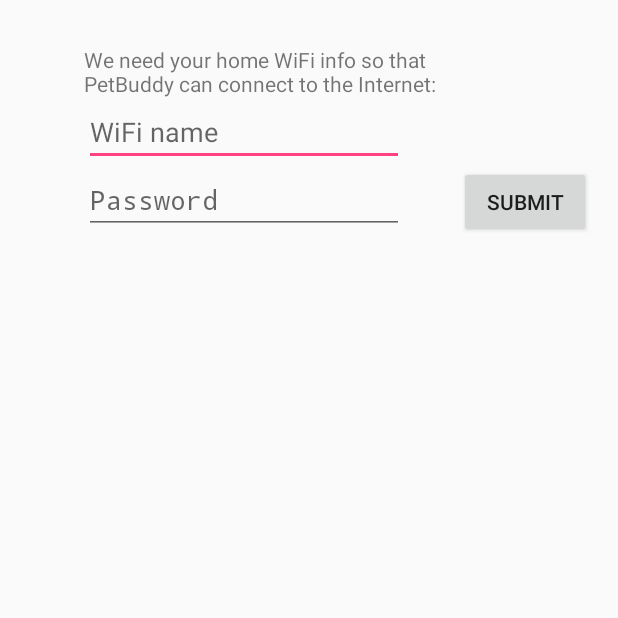
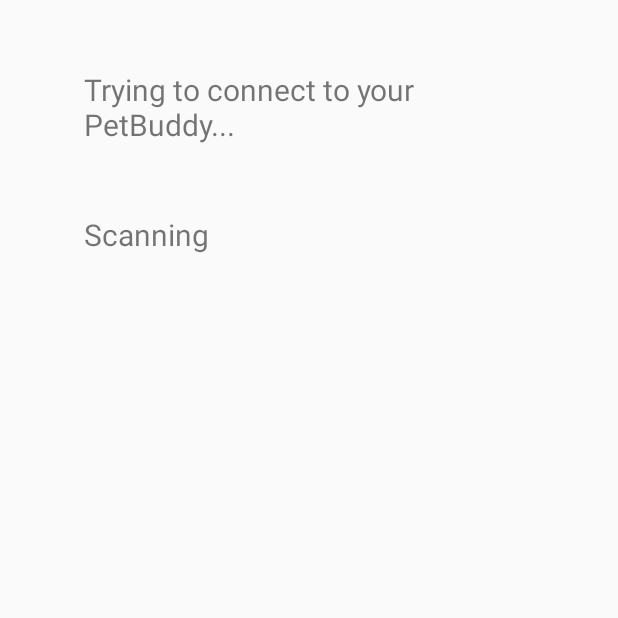
Before and after one commit to ukhan2014/petbuddy-android-app, an Android app: the SearchSSIDs screen opened directly, with no data from a screen before it, on a phone screen of 412 x 824 dp, the top half of it. Run offline under Robolectric (Android 15) with nearby library versions, the light colour scheme and no system bars.

Commit message:
remove unnecessary wifi info fields

```diff
--- a/app/src/main/java/com/kodiakapps/petbuddy/SearchSSIDs.java
+++ b/app/src/main/java/com/kodiakapps/petbuddy/SearchSSIDs.java
@@ -21,40 +21,32 @@
  * Created by usman on 5/29/17.
  */
 
-public class SearchSSIDs extends Activity implements View.OnClickListener
-{
+public class SearchSSIDs extends Activity {
     private static final String TAG = "PetBuddy";
     private static final String DEVICE_SERIAL = "serialno";
     private String deviceName = "";
     private String serialno;
-    private String homeWifiSSID = "";
-    private String homeWifiPSK = "";
 
     WifiManager wifi;
     TextView textStatus;
     TextView connectNetworkTV;
-    Button buttonScan;
-    Button buttonWifiInfoSubmit;
-    EditText homeSsidEt;
-    EditText homePskEt;
     List<ScanResult> results;
 
     /* Called when the activity is first created. */
     @Override
-    public void onCreate(Bundle savedInstanceState)
-    {
+    public void onCreate(Bundle savedInstanceState) {
         super.onCreate(savedInstanceState);
         setContentView(R.layout.search_ssid);
 
         if (savedInstanceState == null) {
             Bundle extras = getIntent().getExtras();
-            if(extras == null) {
-                serialno= null;
+            if (extras == null) {
+                serialno = null;
             } else {
-                serialno= extras.getString(DEVICE_SERIAL);
+                serialno = extras.getString(DEVICE_SERIAL);
             }
         } else {
-            serialno= (String) savedInstanceState.getSerializable(DEVICE_SERIAL);
+            serialno = (String) savedInstanceState.getSerializable(DEVICE_SERIAL);
         }
 
         deviceName = "PB" + serialno;
@@ -63,29 +55,21 @@
         Log.d(TAG, "PSK is: " + serialno);
 
         textStatus = (TextView) findViewById(R.id.textStatus);
-        textStatus.setVisibility(View.INVISIBLE);
+        textStatus.setVisibility(View.VISIBLE);
         connectNetworkTV = (TextView) findViewById(R.id.connectNetworkTV);
-        connectNetworkTV.setVisibility(View.INVISIBLE);
-        buttonScan = (Button) findViewById(R.id.buttonScan);
-        buttonScan.setOnClickListener(this);
-        buttonScan.setVisibility(View.INVISIBLE);
+        connectNetworkTV.setVisibility(View.VISIBLE);
 
-        buttonWifiInfoSubmit = (Button) findViewById(R.id.submitWifiInfoButton);
-        buttonWifiInfoSubmit.setOnClickListener(this);
+        Log.d(TAG, "buttons and textstatuses done");
 
-        homeSsidEt = (EditText) findViewById(R.id.enterSsid);
-        homePskEt = (EditText) findViewById(R.id.enterPsk);
-
-        final String serialno;
         if (savedInstanceState == null) {
             Bundle extras = getIntent().getExtras();
-            if(extras == null) {
-                serialno= null;
+            if (extras == null) {
+                serialno = null;
             } else {
-                serialno= extras.getString(DEVICE_SERIAL);
+                serialno = extras.getString(DEVICE_SERIAL);
             }
         } else {
-            serialno= (String) savedInstanceState.getSerializable(DEVICE_SERIAL);
+            serialno = (String) savedInstanceState.getSerializable(DEVICE_SERIAL);
         }
 
         deviceName = "PB" + serialno;
@@ -94,21 +78,25 @@
         Log.d(TAG, "PSK is: " + serialno);
 
         wifi = (WifiManager) getSystemService(Context.WIFI_SERVICE);
-        if (wifi.isWifiEnabled() == false)
-        {
+        if (wifi.isWifiEnabled() == false) {
             Toast.makeText(getApplicationContext(), "wifi is disabled..making it enabled", Toast.LENGTH_LONG).show();
             wifi.setWifiEnabled(true);
         }
 
-        registerReceiver(new BroadcastReceiver()
-        {
+        Log.d(TAG, "Starting WiFi scan");
+        wifi.startScan();
+
+        Toast.makeText(this, "Scanning...", Toast.LENGTH_SHORT).show();
+        textStatus.setText("Scanning");
+
+        registerReceiver(new BroadcastReceiver() {
             @Override
-            public void onReceive(Context c, Intent intent)
-            {
+            public void onReceive(Context c, Intent intent) {
+                Log.d(TAG, "onReceive()");
                 Toast.makeText(getApplicationContext(), "got Scan Results", Toast.LENGTH_LONG).show();
                 textStatus.setText("Receiving");
                 results = wifi.getScanResults();
-                if(results.toString().contains(deviceName)) {
+                if (results.toString().contains(deviceName)) {
                     Toast.makeText(getApplicationContext(), "PetBuddy Found!", Toast.LENGTH_LONG).show();
 
                     WifiConfiguration myWiFiConfig = new WifiConfiguration();
@@ -122,48 +110,14 @@
                     myWiFiConfig.allowedPairwiseCiphers.set(WifiConfiguration.PairwiseCipher.CCMP);
                     myWiFiConfig.allowedProtocols.set(WifiConfiguration.Protocol.RSN);
                     int res = wifi.addNetwork(myWiFiConfig);
-                    Log.d(TAG, "addNetwork returned " + res );
-                    boolean  networkEnabled = wifi.enableNetwork(res, true);
-                    Log.d(TAG, "enableNetwork returned " + networkEnabled );
-                }
-                else {
+                    Log.d(TAG, "addNetwork returned " + res);
+                    boolean networkEnabled = wifi.enableNetwork(res, true);
+                    Log.d(TAG, "enableNetwork returned " + networkEnabled);
+                } else {
                     Toast.makeText(getApplicationContext(), "Could not find your PetBuddy :(", Toast.LENGTH_LONG).show();
                 }
 
             }
         }, new IntentFilter(WifiManager.SCAN_RESULTS_AVAILABLE_ACTION));
     }
-
-    public void onClick(View view)
-    {
-        switch(view.getId())
-        {
-            case R.id.buttonScan:
-                Log.d(TAG, "Starting WiFi scan");
-                wifi.startScan();
-
-                Toast.makeText(this, "Scanning...", Toast.LENGTH_SHORT).show();
-                textStatus.setText("Scanning");
-                break;
-
-            case R.id.submitWifiInfoButton:
-
-
-                homeWifiSSID = homeSsidEt.getText().toString();
-                homeWifiPSK = homePskEt.getText().toString();
-
-                homeSsidEt.setVisibility(View.GONE);
-                homePskEt.setVisibility(View.GONE);
-                buttonWifiInfoSubmit.setVisibility(View.GONE);
-                TextView enterWifiInfo = (TextView) findViewById(R.id.enterWifiInfo);
-                enterWifiInfo.setVisibility(View.GONE);
-
-                textStatus.setVisibility(View.VISIBLE);
-                connectNetworkTV.setVisibility(View.VISIBLE);
-                buttonScan.setVisibility(View.VISIBLE);
-                Log.d(TAG, "User input ssid=" + homeWifiSSID + "  psk=" + homeWifiPSK);
-                break;
-        }
-
-    }
 }
--- a/app/src/main/res/layout/search_ssid.xml
+++ b/app/src/main/res/layout/search_ssid.xml
@@ -5,73 +5,24 @@
     android:layout_height="match_parent">
 
     <TextView
+        android:id="@+id/connectNetworkTV"
+        android:layout_width="300dp"
+        android:layout_height="wrap_content"
+        android:layout_alignLeft="@+id/textStatus"
+        android:layout_alignStart="@+id/textStatus"
+        android:layout_marginTop="46dp"
+        android:textSize="20sp
+"
+        android:text="@string/connect_device_info" />
+
+    <TextView
         android:id="@+id/textStatus"
         android:layout_width="300dp"
         android:layout_height="wrap_content"
+        android:layout_marginTop="46dp"
         android:text="Status"
-        android:layout_alignBottom="@+id/buttonScan"
+        android:textSize="20sp"
+        android:layout_below="@+id/connectNetworkTV"
         android:layout_centerHorizontal="true" />
 
-    <Button
-        android:id="@+id/buttonScan"
-        android:layout_width="wrap_content"
-        android:layout_height="wrap_content"
-        android:text="connect"
-        android:layout_below="@+id/connectNetworkTV"
-        android:layout_alignEnd="@+id/connectNetworkTV" />
-
-    <TextView
-        android:id="@+id/enterWifiInfo"
-        android:layout_width="280dp"
-        android:layout_height="wrap_content"
-        android:text="@string/home_wifi_info"
-        android:layout_alignParentTop="false"
-        android:layout_alignLeft="@+id/textStatus"
-        android:layout_alignStart="@+id/textStatus"
-        android:layout_marginTop="30dp" />
-
-    <EditText
-        android:id="@+id/enterSsid"
-        android:layout_width="wrap_content"
-        android:layout_height="wrap_content"
-        android:layout_alignLeft="@+id/enterWifiInfo"
-        android:layout_alignStart="@+id/enterWifiInfo"
-        android:layout_below="@+id/enterWifiInfo"
-        android:ems="10"
-        android:hint="WiFi name"
-        android:inputType="textPersonName" />
-
-    <EditText
-        android:id="@+id/enterPsk"
-        android:layout_width="wrap_content"
-        android:layout_height="wrap_content"
-        android:layout_alignLeft="@+id/enterSsid"
-        android:layout_alignStart="@+id/enterSsid"
-        android:layout_below="@+id/enterSsid"
-        android:ems="10"
-        android:hint="Password"
-        android:inputType="textPassword" />
-
-    <Button
-        android:id="@+id/submitWifiInfoButton"
-        android:layout_width="wrap_content"
-        android:layout_height="wrap_content"
-        android:layout_alignBaseline="@+id/enterPsk"
-        android:layout_alignBottom="@+id/enterPsk"
-        android:layout_alignParentEnd="true"
-        android:layout_alignParentRight="true"
-        android:layout_marginEnd="18dp"
-        android:layout_marginRight="18dp"
-        android:text="submit" />
-
-    <TextView
-        android:id="@+id/connectNetworkTV"
-        android:layout_width="300dp"
-        android:layout_height="wrap_content"
-        android:text="@string/connect_device_info"
-        android:layout_below="@+id/submitWifiInfoButton"
-        android:layout_alignLeft="@+id/enterPsk"
-        android:layout_alignStart="@+id/enterPsk"
-        android:layout_marginTop="45dp" />
-
 </RelativeLayout>
--- a/app/src/main/res/values/strings.xml
+++ b/app/src/main/res/values/strings.xml
@@ -25,7 +25,7 @@
     <string name="no_camera_permission">This application cannot run because it does not have the camera permission.  The application will now exit.</string>
     <string name="low_storage_error">Face detector dependencies cannot be downloaded due to low device storage</string>
 
-    <string name="connect_device_info">"Now let's try and get your PetBuddy device connected to your home network:"</string>
+    <string name="connect_device_info">"Trying to connect to your PetBuddy..."</string>
     <string name="home_wifi_info">"We need your home WiFi info so that PetBuddy can connect to the Internet:"</string>
     <string name="title_activity_register">Register</string>
 
```
